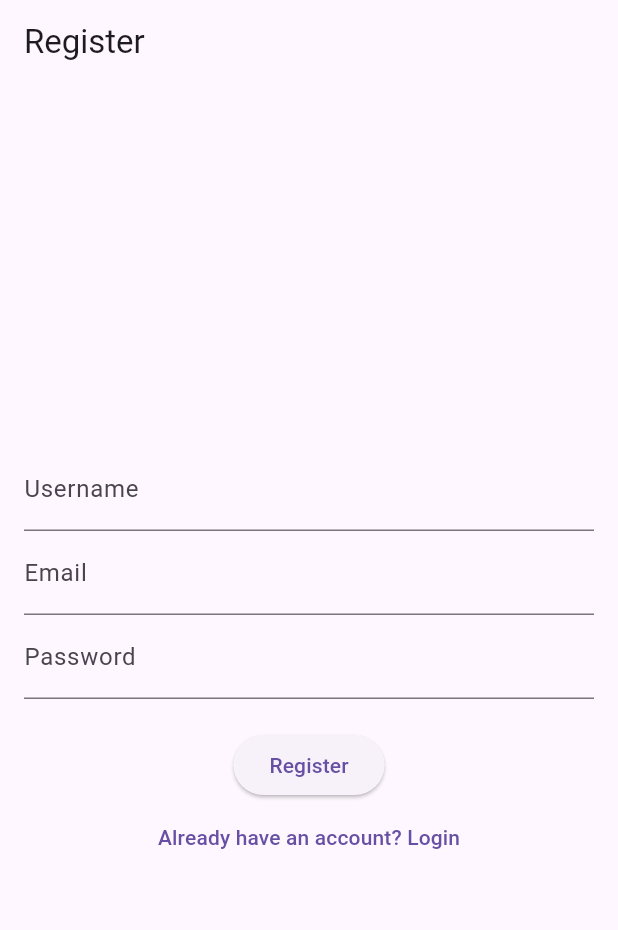
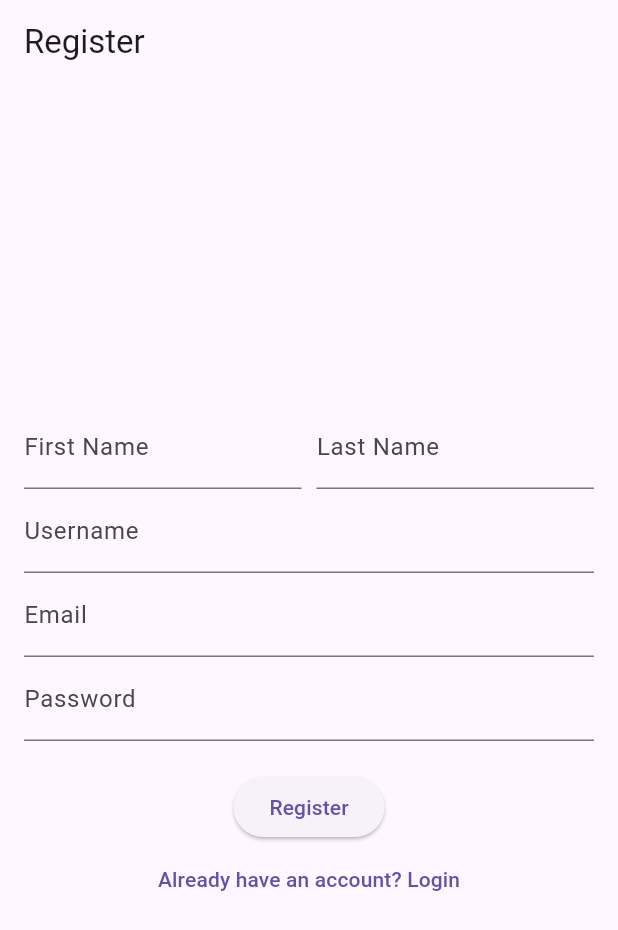
Before and after one commit to tylerkvo/scanner-mobile-app, a Flutter app: the screen it shows after launch, after a tap on "Login", after a tap on "Need an account? Register", on a phone screen of 412 x 824 dp. Shown: the top 930 px of the screen. Run offline on Flutter 3.47's test engine with Material 3 defaults, Android fonts, the phone set to English and light mode, and no system bars; our stand-ins replace camera, cloud_firestore, firebase_auth, firebase_core; accounts and stored records are empty; network calls fail.

```diff
--- a/lib/login.dart
+++ b/lib/login.dart
@@ -12,6 +12,8 @@ class _LoginScreenState extends State<LoginScreen> {
   final _emailController = TextEditingController();
   final _passwordController = TextEditingController();
   final _usernameController = TextEditingController();
+  final _firstNameController = TextEditingController(); // Controller for first name
+  final _lastNameController = TextEditingController(); // Controller for last name
   String _errorMessage = '';
   bool _isRegister = false;  // Toggle between register and login
 
@@ -24,6 +26,8 @@ class _LoginScreenState extends State<LoginScreen> {
     if (userCredential.user != null) {
       // Store user data in Firestore
       await FirebaseFirestore.instance.collection('users').doc(userCredential.user!.uid).set({
+        'firstName': _firstNameController.text.trim(), // Store first name
+          'lastName': _lastNameController.text.trim(), // Store last name
         'username': _usernameController.text.trim(),
         'email': _emailController.text.trim(),
         'friends': [], // Initialize empty array for friends
@@ -65,17 +69,32 @@ class _LoginScreenState extends State<LoginScreen> {
         child: Column(
           mainAxisAlignment: MainAxisAlignment.center,
           children: [
-            if (_isRegister) TextField(
-              controller: _usernameController,
-              decoration: InputDecoration(
-                labelText: 'Username',
+            if (_isRegister) ...[
+              Row(
+                children: [
+                  Expanded(
+                    child: TextField(
+                      controller: _firstNameController,
+                      decoration: InputDecoration(labelText: 'First Name'),
+                    ),
+                  ),
+                  SizedBox(width: 10),  // spacing between the text fields
+                  Expanded(
+                    child: TextField(
+                      controller: _lastNameController,
+                      decoration: InputDecoration(labelText: 'Last Name'),
+                    ),
+                  ),
+                ],
               ),
-            ),
+              TextField(
+                controller: _usernameController,
+                decoration: InputDecoration(labelText: 'Username'),
+              ),
+            ],
             TextField(
               controller: _emailController,
-              decoration: InputDecoration(
-                labelText: 'Email',
-              ),
+              decoration: InputDecoration(labelText: 'Email'),
             ),
             TextField(
               controller: _passwordController,
```
Also changed, not shown: lib/camera.dart (+33 -15 lines), lib/friends.dart (+54 -21 lines), lib/main.dart (+10 -4 lines).
